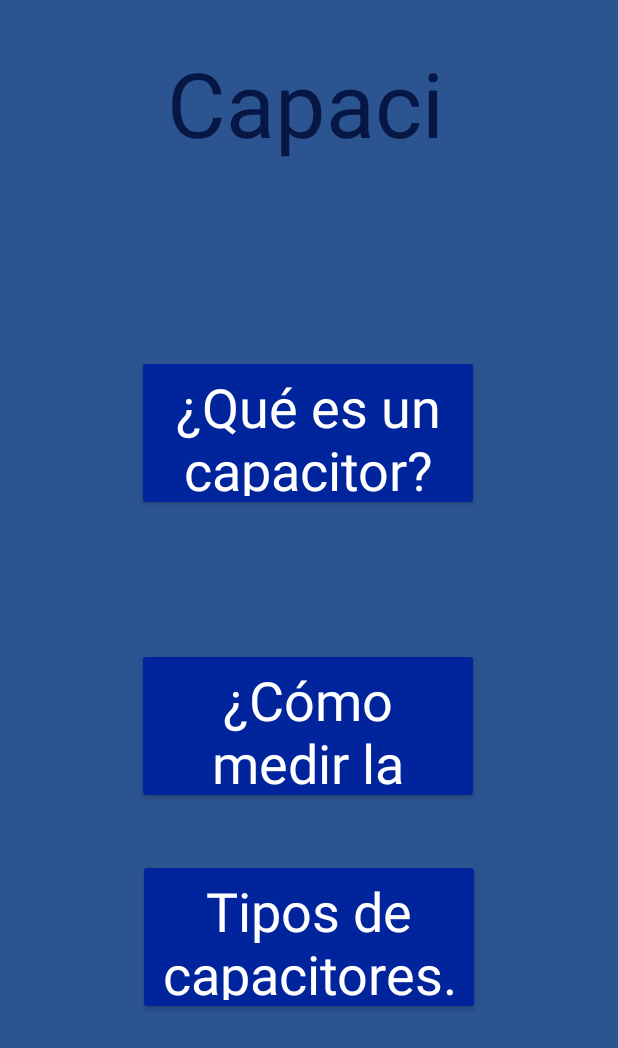
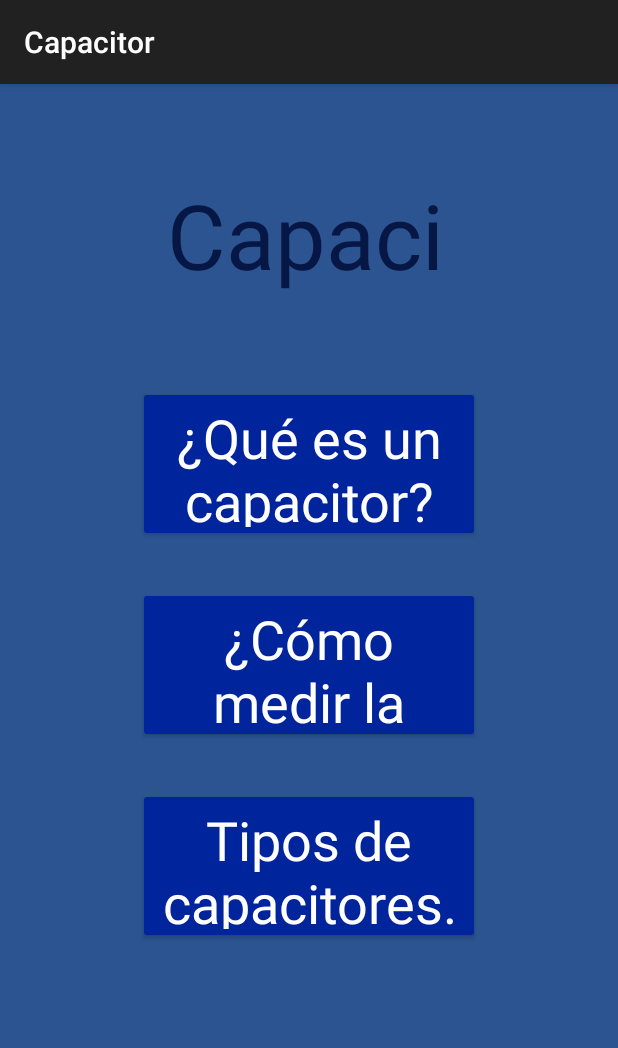
Before and after one commit to NickG342/ProyectoDispositivos, an Android app: the CapacitorActivity screen opened directly, with no data from a screen before it, on a phone screen of 412 x 824 dp. Shown: the top 1048 px of the screen. Run offline under Robolectric (Android 15) with nearby library versions, the phone set to English and light mode, and no system bars; Roboto replaces fonts that are not available here.

Commit message:
ordene los menus

```diff
--- a/app/src/main/AndroidManifest.xml
+++ b/app/src/main/AndroidManifest.xml
@@ -8,8 +8,9 @@
         android:label="@string/app_name"
         android:roundIcon="@mipmap/ic_launcher_round"
         android:supportsRtl="true"
-        android:theme="@style/Theme.AppCompat.NoActionBar">
-        <activity android:name=".login">
+        android:theme="@style/Theme.AppCompat">
+        <activity android:name=".login"
+            android:theme="@style/Theme.AppCompat.NoActionBar">
             <intent-filter>
                 <action android:name="android.intent.action.MAIN" />
 
--- a/app/src/main/res/layout/activity_capacitor.xml
+++ b/app/src/main/res/layout/activity_capacitor.xml
@@ -11,70 +11,49 @@
         android:id="@+id/btnQueEsCap"
         android:layout_width="228dp"
         android:layout_height="104dp"
-        android:layout_marginStart="91dp"
-        android:layout_marginLeft="91dp"
-        android:layout_marginEnd="92dp"
-        android:layout_marginRight="92dp"
-        android:layout_marginBottom="444dp"
+        android:layout_marginTop="50dp"
         android:fontFamily="@font/rancho"
         android:text="@string/btn1_cap"
         android:textAppearance="@style/TextAppearance.AppCompat.Large"
         android:textSize="36sp"
         app:backgroundTint="@color/button"
-        app:layout_constraintBottom_toBottomOf="parent"
         app:layout_constraintEnd_toEndOf="parent"
-        app:layout_constraintHorizontal_bias="0.0"
         app:layout_constraintStart_toStartOf="parent"
-        app:layout_constraintTop_toBottomOf="@+id/textViewCap"
-        app:layout_constraintVertical_bias="0.75" />
+        app:layout_constraintTop_toBottomOf="@+id/textViewCap" />
 
     <Button
         android:id="@+id/btnTiposCap"
         android:layout_width="228dp"
         android:layout_height="104dp"
-        android:layout_marginStart="91dp"
-        android:layout_marginLeft="91dp"
-        android:layout_marginEnd="92dp"
-        android:layout_marginRight="92dp"
-        android:layout_marginBottom="116dp"
+        android:layout_marginTop="30dp"
         android:fontFamily="@font/rancho"
         android:text="@string/btn3_cap"
         android:textAppearance="@style/TextAppearance.AppCompat.Large"
         android:textSize="36sp"
         app:backgroundTint="@color/button"
-        app:layout_constraintBottom_toBottomOf="parent"
         app:layout_constraintEnd_toEndOf="parent"
-        app:layout_constraintHorizontal_bias="1.0"
         app:layout_constraintStart_toStartOf="parent"
-        app:layout_constraintTop_toBottomOf="@+id/textViewCap"
-        app:layout_constraintVertical_bias="0.936" />
+        app:layout_constraintTop_toBottomOf="@+id/btnComoSeMideCap" />
 
     <Button
         android:id="@+id/btnComoSeMideCap"
         android:layout_width="228dp"
         android:layout_height="104dp"
-        android:layout_marginStart="91dp"
-        android:layout_marginLeft="91dp"
-        android:layout_marginEnd="92dp"
-        android:layout_marginRight="92dp"
-        android:layout_marginBottom="288dp"
+        android:layout_marginTop="30dp"
         android:fontFamily="@font/rancho"
         android:text="@string/btn2_cap"
         android:textAppearance="@style/TextAppearance.AppCompat.Large"
         android:textSize="36sp"
         app:backgroundTint="@color/button"
-        app:layout_constraintBottom_toBottomOf="parent"
         app:layout_constraintEnd_toEndOf="parent"
-        app:layout_constraintHorizontal_bias="0.0"
         app:layout_constraintStart_toStartOf="parent"
-        app:layout_constraintTop_toBottomOf="@+id/textViewCap"
-        app:layout_constraintVertical_bias="1.0" />
+        app:layout_constraintTop_toBottomOf="@+id/btnQueEsCap" />
 
     <TextView
         android:id="@+id/textViewCap"
         android:layout_width="190dp"
         android:layout_height="91dp"
-        android:layout_marginTop="28dp"
+        android:layout_marginTop="60dp"
         android:fontFamily="@font/rancho"
         android:text="@string/btn2_compon"
         android:textAppearance="@style/TextAppearance.AppCompat.Display2"
```
Also changed, not shown: app/src/main/res/layout/activity_componentes.xml (+7 -28 lines), app/src/main/res/layout/activity_login.xml (+7 -13 lines), app/src/main/res/layout/activity_main.xml (+10 -31 lines), app/src/main/res/layout/activity_resistencia.xml (+7 -28 lines), app/src/main/res/layout/activity_transistor.xml (+7 -28 lines).
